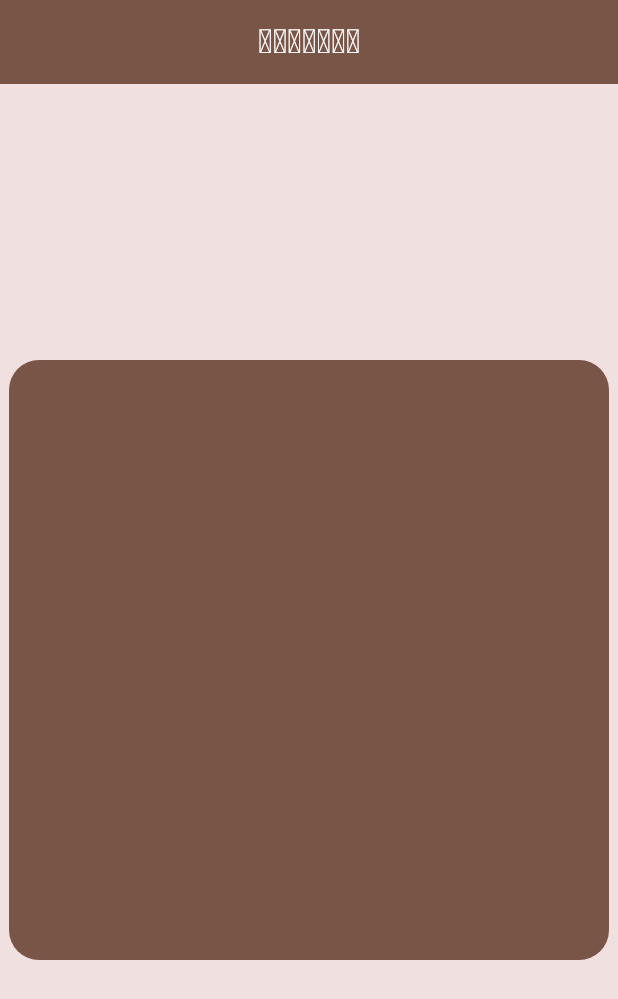
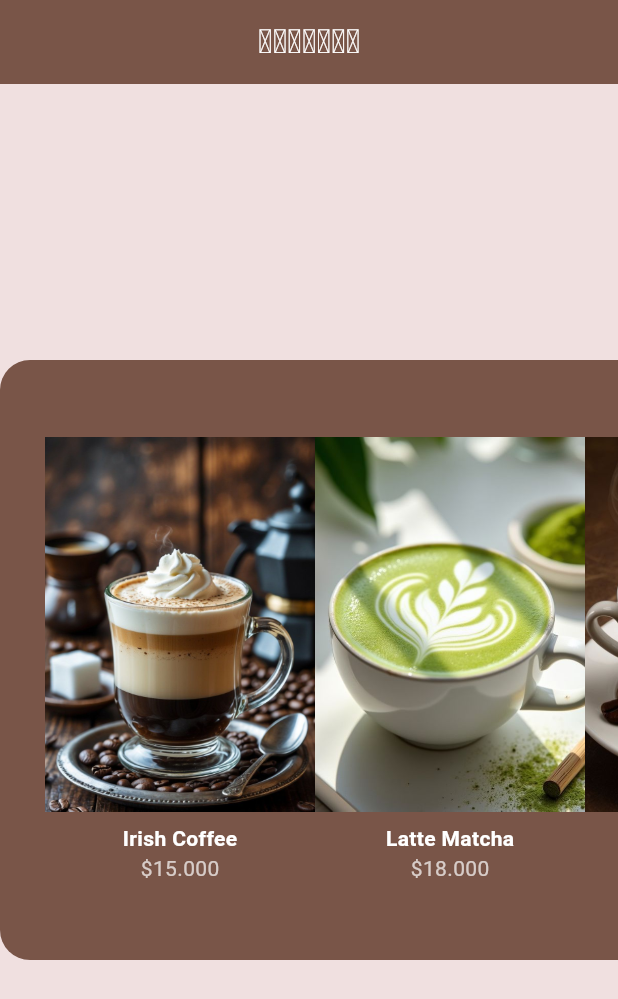
Before and after one commit to saimeth/appcafe, a Flutter app: the screen it shows after launch, on a phone screen of 412 x 824 dp. Shown: the top 999 px of the screen. Run offline on Flutter 3.47's test engine with Material 3 defaults, Android fonts, the phone set to English and light mode, and no system bars; our stand-ins replace bloc, equatable.

Commit message:
success e imágenes

```diff
--- a/lib/main.dart
+++ b/lib/main.dart
@@ -20,16 +20,109 @@ class MyApp extends StatelessWidget {
             backgroundColor: Colors.brown,
             centerTitle: true,
             title: const Text("𝒞𝒶𝒻𝑒𝑀𝒶𝓍",
-          style: TextStyle(color: Colors.white),
+            style: TextStyle(color: Colors.white),),
           ),
-      ),
-      body: Center(
+          body: SingleChildScrollView(
+          scrollDirection: Axis.horizontal,
+          child: Center(
             child: Container(
               height: 400,
-          width: 400,
               decoration: BoxDecoration(
                 color: Colors.brown,
                 borderRadius: BorderRadius.circular(20),
+              ),
+              child: Row(
+                children: [
+                  const SizedBox(width: 30),
+                  Column(
+                    mainAxisAlignment: MainAxisAlignment.center,
+                    children: [
+                      Image.asset(
+                        "assets/irish_coffee.jpeg",
+                        height: 250,
+                        width: 180,
+                        fit: BoxFit.cover,
+                      ),
+                      const SizedBox(height: 8),
+                      const Text("Irish Coffee",
+                          style: TextStyle(
+                              color: Colors.white, fontWeight: FontWeight.bold)),
+                      const Text("\$15.000",
+                          style: TextStyle(color: Colors.white70)),
+                    ],
+                  ),
+
+
+                  Column(
+                    mainAxisAlignment: MainAxisAlignment.center,
+                    children: [
+                      Image.asset(
+                        "assets/latte_matcha.jpeg",
+                        height: 250,
+                        width: 180,
+                        fit: BoxFit.cover,
+                      ),
+                      const SizedBox(height: 8),
+                      const Text("Latte Matcha",
+                          style: TextStyle(
+                              color: Colors.white, fontWeight: FontWeight.bold)),
+                      const Text("\$18.000",
+                          style: TextStyle(color: Colors.white70)),
+                    ],
+                  ),
+
+                   Column(
+                    mainAxisAlignment: MainAxisAlignment.center,
+                    children: [
+                      Image.asset(
+                        "assets/cappuccino.jpg",
+                        height: 250,
+                        width: 180,
+                        fit: BoxFit.cover,
+                      ),
+                      const SizedBox(height: 8),
+                      const Text("Cappuccino",
+                          style: TextStyle(
+                              color: Colors.white, fontWeight: FontWeight.bold)),
+                      const Text("\$12.000",
+                          style: TextStyle(color: Colors.white)),
+                    ],
+                  ),
+
+
+                  Column(
+                    mainAxisAlignment: MainAxisAlignment.center,
+                    children: [
+                      Image.asset(
+                        "assets/macchiato.jpg",
+                        height: 250,
+                        width: 180,
+                        fit: BoxFit.cover,
+                      ),
+                      const SizedBox(height: 8),
+                      const Text("Macchiato",
+                          style: TextStyle(
+                              color: Colors.white, fontWeight: FontWeight.bold)),
+                      const Text("\$14.000",
+                          style: TextStyle(color: Colors.white)),
+                    ],
+                  ),
+
+
+                  const SizedBox(width: 20),
+                   ElevatedButton(
+                    style: ElevatedButton.styleFrom(
+                      backgroundColor: Colors.brown,
+                      foregroundColor: Colors.white,
+                      shape: RoundedRectangleBorder(
+                        borderRadius: BorderRadius.circular(30),
+                      ),
+                    ),
+                    onPressed: () {} ,
+                    child: const Text('Actualizar'),
+                  )
+                ],
+              ),
             ),
           ),
           )
```
Also changed, not shown: assets/cafe_americano_helado.jpg (added), assets/cappuccino.jpg (added), assets/espresso.jpg (added), assets/irish_coffee.jpeg (added), assets/latte_matcha.jpeg (added), assets/macchiato.jpg (added), 2 other files. Lines whose indentation alone changed are shown as unchanged.
